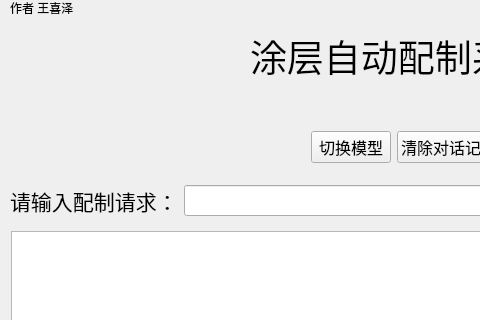
First picture: the form in main.ui, repository Namechongs/Automated-preparation-robot-demo, before the edit; both pictures show x 0 to 480 and y 0 to 320 of the 966 by 1059 pixel window.
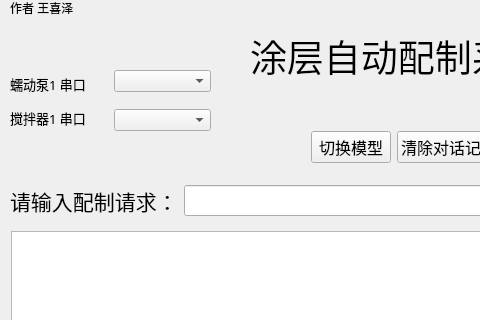
Second picture: the form after the edit.

Commit message: 新增比例校验、加入顺序校验、必须最后加入校验、搅拌时机校验、泵与搅拌器硬件控制

Diff of the .ui file:
```diff
--- a/main.ui
+++ b/main.ui
@@ -489,6 +489,71 @@
      <string>保存配方</string>
     </property>
    </widget>
+   <widget class="QWidget" name="">
+    <property name="geometry">
+     <rect>
+      <x>10</x>
+      <y>70</y>
+      <width>201</width>
+      <height>61</height>
+     </rect>
+    </property>
+    <layout class="QHBoxLayout" name="horizontalLayout_4">
+     <item>
+      <layout class="QVBoxLayout" name="verticalLayout_5">
+       <item>
+        <widget class="QLabel" name="label_5">
+         <property name="font">
+          <font>
+           <family>Adobe 黑体 Std R</family>
+           <pointsize>10</pointsize>
+          </font>
+         </property>
+         <property name="text">
+          <string>蠕动泵1 串口</string>
+         </property>
+        </widget>
+       </item>
+       <item>
+        <widget class="QLabel" name="label_6">
+         <property name="font">
+          <font>
+           <family>Adobe 黑体 Std R</family>
+           <pointsize>10</pointsize>
+          </font>
+         </property>
+         <property name="text">
+          <string>搅拌器1 串口</string>
+         </property>
+        </widget>
+       </item>
+      </layout>
+     </item>
+     <item>
+      <layout class="QVBoxLayout" name="verticalLayout_4">
+       <item>
+        <widget class="QComboBox" name="combo_port_pump"/>
+       </item>
+       <item>
+        <spacer name="verticalSpacer">
+         <property name="orientation">
+          <enum>Qt::Vertical</enum>
+         </property>
+         <property name="sizeHint" stdset="0">
+          <size>
+           <width>20</width>
+           <height>40</height>
+          </size>
+         </property>
+        </spacer>
+       </item>
+       <item>
+        <widget class="QComboBox" name="combo_port_stir"/>
+       </item>
+      </layout>
+     </item>
+    </layout>
+   </widget>
   </widget>
   <widget class="QMenuBar" name="menubar">
    <property name="geometry">
```
The commit also changes 6 other files.
